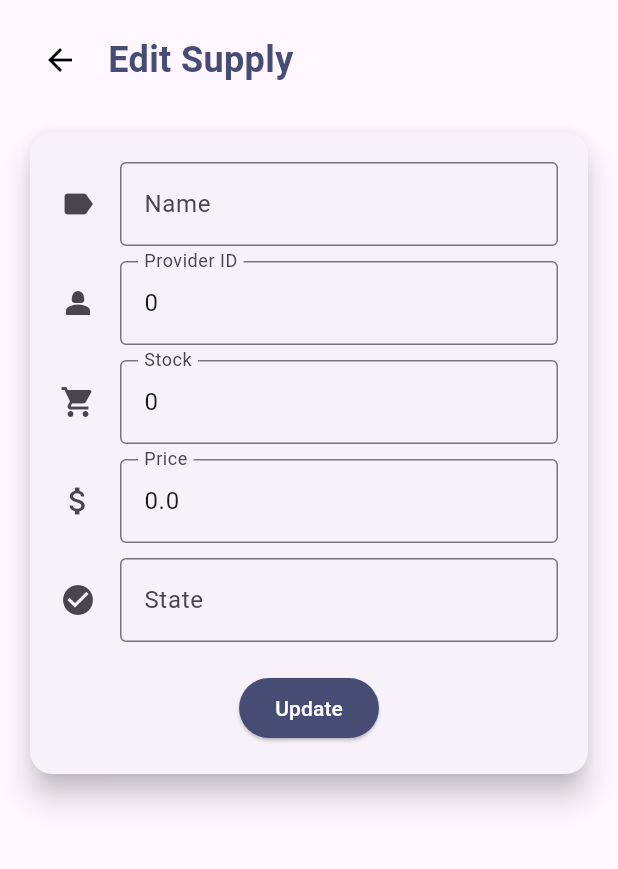
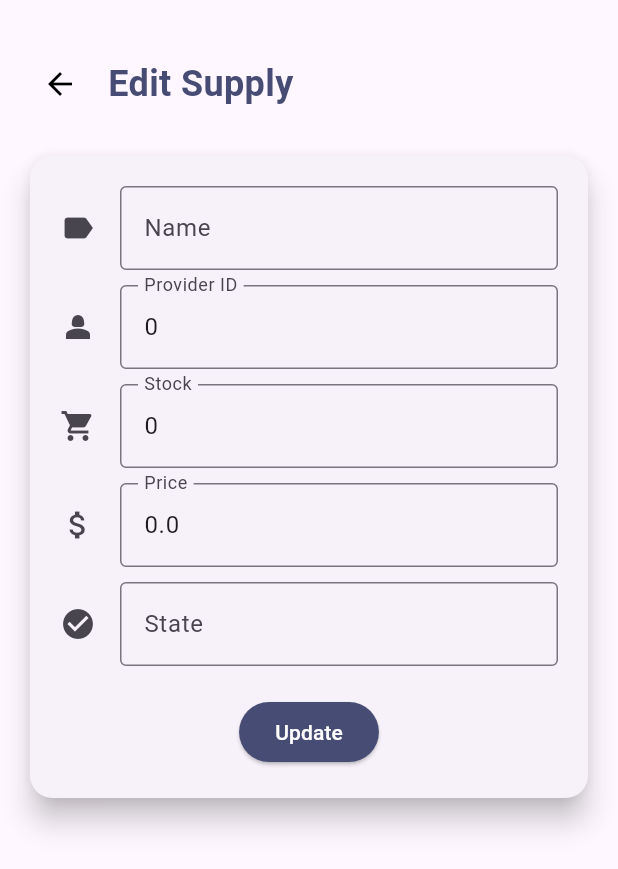
Before and after one commit to Sweet-Solutions/sweet-manager-mobile-app, a Flutter app: the SupplyEditScreen screen opened directly with empty values, on a phone screen of 412 x 824 dp. Shown: the top 869 px of the screen. Run offline on Flutter 3.47's test engine with Material 3 defaults, Android fonts, the phone set to English and light mode, and no system bars; our stand-ins replace camera, firebase_core, firebase_storage, fl_chart, flutter_secure_storage, image_picker and 1 more; accounts and stored records are empty.

Commit message:
feat(administration): Fixed padding

```diff
--- a/lib/supply-management/views/supplyeditscreen.dart
+++ b/lib/supply-management/views/supplyeditscreen.dart
@@ -88,7 +88,7 @@ Widget build(BuildContext context) {
     body: SafeArea(
       child: SingleChildScrollView(
         child: Padding(
-          padding: const EdgeInsets.all(16.0),
+          padding: const EdgeInsets.only(top: 32.0, left: 16.0, right: 16.0),
           child: Column(
             children: [
               Row(
```
